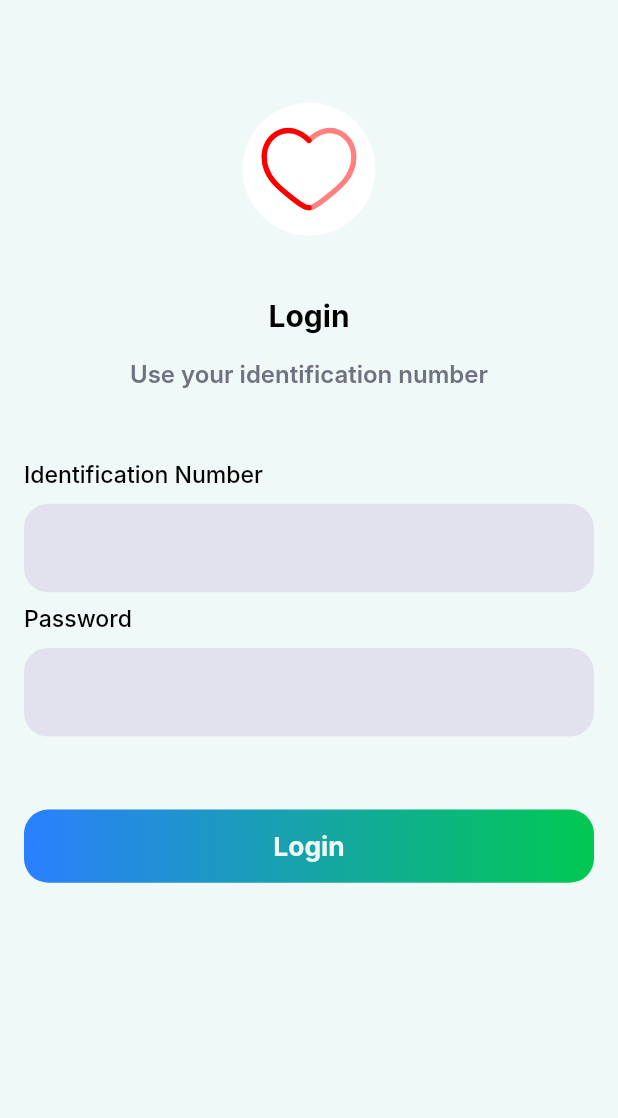
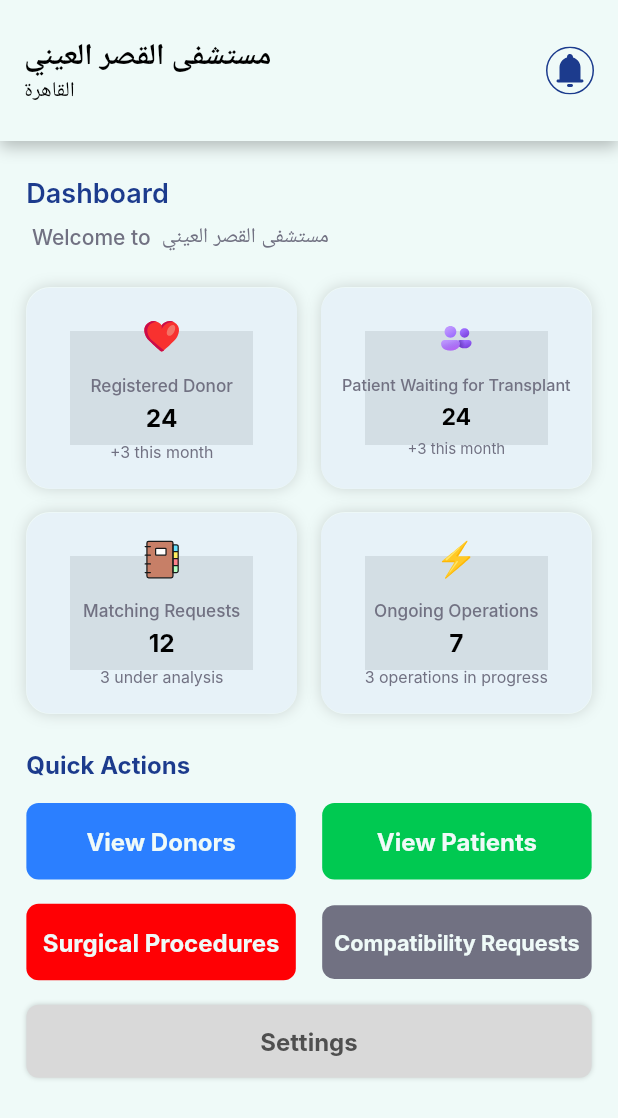
Before and after one commit to MarianAdly21/organ-link, a Flutter app: the screen it shows after launch, on a phone screen of 412 x 824 dp. Shown: the top 1118 px of the screen. Run offline on Flutter 3.47's test engine with Material 3 defaults, Android fonts, the phone set to English and light mode, and no system bars; our stand-ins replace cached_network_image, device_info_plus, dio, dropdown_button2, equatable, flutter_bloc and 10 more; Roboto replaces fonts that are missing (Inter).

Commit message:
done hospital dashboard screen UI

```diff
--- a/lib/app_router.dart
+++ b/lib/app_router.dart
@@ -1,6 +1,6 @@
 import 'package:flutter/material.dart';
-import 'package:organ_link/features/login/screen/login_screen.dart';
-import 'package:organ_link/features/splash/splash_screen.dart';
+import 'package:organ_link/features/shared_screens/login/screen/login_screen.dart';
+import 'package:organ_link/features/shared_screens/splash/splash_screen.dart';
 import 'package:organ_link/features/user_flow/case_follow_up/screen/case_follow_up_screen.dart';
 import 'package:organ_link/features/user_flow/home/screen/home_user_screen.dart';
 import 'package:organ_link/features/user_flow/hospital_information/screen/hospital_information_screen.dart';
--- /dev/null
+++ b/lib/features/hospital_flow/hospital_dashboard/screen/hospital_dashboard_screen.dart
@@ -0,0 +1,349 @@
+import 'package:flutter/material.dart';
+import 'package:flutter_screenutil/flutter_screenutil.dart';
+import 'package:flutter_svg/flutter_svg.dart';
+import 'package:organ_link/_core/extensions/extension_localization.dart';
+import 'package:organ_link/_core/extensions/extension_theme.dart';
+import 'package:organ_link/_core/widgets/base_stateful_screen_widget.dart';
+import 'package:organ_link/features/hospital_flow/widget/app_bar_with_shadow.dart';
+import 'package:organ_link/features/widgets/app_buttons/app_elevated_button.dart';
+import 'package:organ_link/res/app_asset_paths.dart';
+import 'package:organ_link/res/app_colors.dart';
+import 'package:organ_link/utils/locale/app_localization_keys.dart';
+
+class HospitalDashboardScreen extends BaseStatefulScreenWidget {
+  const HospitalDashboardScreen({super.key});
+  static const routeName = "/hospital-dashboard-screen";
+
+  @override
+  BaseScreenState<BaseStatefulScreenWidget> baseScreenCreateState() =>
+      _HospitalDashboardScreenState();
+}
+
+class _HospitalDashboardScreenState
+    extends BaseScreenState<HospitalDashboardScreen> {
+  @override
+  Widget baseScreenBuild(BuildContext context) {
+    return Scaffold(
+      backgroundColor: AppColors.scaffoldBackground,
+      body: _buildBody(),
+    );
+  }
+  ///////////////////////////////////////////////////////////
+  /////////////////// Helper widget ////////////////////////
+  ///////////////////////////////////////////////////////////
+
+  Widget _buildBody() {
+    return SafeArea(
+      child: Column(
+        children: [
+          AppBarWithShadow(child: _appBarBody()),
+          _bodyContent(),
+        ],
+      ),
+    );
+  }
+
+  Widget _bodyContent() {
+    return Padding(
+      padding: EdgeInsets.symmetric(vertical: 24.h, horizontal: 16.w),
+      child: Column(
+        crossAxisAlignment: CrossAxisAlignment.stretch,
+        children: [
+          _welcomeMessage(),
+          _dashboardSection(),
+          _quickActionsSection(),
+        ],
+      ),
+    );
+  }
+
+  Widget _quickActionsSection() {
+    return Column(
+      crossAxisAlignment: CrossAxisAlignment.stretch,
+      children: [
+        Text(
+          context.translate(LocalizationKeys.quickActions),
+          style: context.bodyMedium!.copyWith(color: AppColors.textColor),
+        ),
+        Padding(
+          padding: EdgeInsets.symmetric(vertical: 16.h),
+          child: Row(
+            children: [
+              _quickActionsBtn(
+                onTap: () {},
+                text: LocalizationKeys.viewDonors,
+                backgroundColor: AppColors.seconderColor,
+              ),
+              SizedBox(width: 16.w),
+              _quickActionsBtn(
+                onTap: () {},
+                text: LocalizationKeys.viewPatients,
+                backgroundColor: AppColors.mainColor,
+              ),
+            ],
+          ),
+        ),
+        Row(
+          children: [
+            _quickActionsBtn(
+              onTap: () {},
+              text: LocalizationKeys.operations,
+              backgroundColor: Color(0xffFF0004),
+            ),
+            SizedBox(width: 16.w),
+            _quickActionsBtn(
+              onTap: () {},
+              text: LocalizationKeys.compatibilityRequests,
+              backgroundColor: AppColors.grayText,
+            ),
+          ],
+        ),
+        _settingBtn(),
+      ],
+    );
+  }
+
+  Widget _settingBtn() {
+    return Padding(
+        padding: EdgeInsets.symmetric(vertical: 16.h),
+        child: Container(
+          height: 48.h,
+          //padding: EdgeInsets.symmetric(vertical: 16),
+          decoration: BoxDecoration(
+            color: Color(0xffD9D9D9),
+            borderRadius: BorderRadius.circular(8.r),
+            boxShadow: [
+              BoxShadow(
+                color: Colors.black.withValues(alpha: 0.15),
+                blurRadius: 2,
+              ),
+            ],
+          ),
+          child: Center(
+            child: FittedBox(
+              child: Text(
+                context.translate(LocalizationKeys.settings),
+                style: context.textTheme.bodyMedium!.copyWith(
+                  color: Color(0xff4F4F4F),
+                ),
+              ),
+            ),
+          ),
+        ),
+      );
+  }
+
+  Widget _quickActionsBtn({
+    required String text,
+    Color? textColor,
+    required Color? backgroundColor,
+    required void Function() onTap,
+  }) {
+    return Expanded(
+      child: AppElevatedButton(
+        onPressed: onTap,
+        color: backgroundColor,
+        shape: RoundedRectangleBorder(borderRadius: BorderRadius.circular(8.r)),
+
+        padding: EdgeInsets.symmetric(vertical: 16, horizontal: 8),
+        label: FittedBox(
+          fit: BoxFit.scaleDown,
+          child: Text(
+            context.translate(text),
+            style: context.textTheme.bodyMedium!.copyWith(
+              color: textColor ?? AppColors.hospitalBtnText,
+            ),
+          ),
+        ),
+      ),
+    );
+  }
+
+  Widget _dashboardSection() {
+    return Padding(
+      padding: EdgeInsets.symmetric(vertical: 24.h),
+      child: Column(
+        crossAxisAlignment: CrossAxisAlignment.stretch,
+        children: [
+          Row(
+            children: [
+              Expanded(
+                child: _mainCard(
+                  icon: AppAssetPaths.heartIcon,
+                  title: LocalizationKeys.registeredDonor,
+                  subTitle1: "24",
+                  subTitle2:
+                      "+3${context.translate(LocalizationKeys.thisMonthCount)}",
+                ),
+              ),
+              SizedBox(width: 16),
+              Expanded(
+                child: _mainCard(
+                  icon: AppAssetPaths.peopleIcon,
+                  title: LocalizationKeys.patientWaitingForTransplant,
+                  subTitle1: "24",
+                  subTitle2:
+                      "+3${context.translate(LocalizationKeys.thisMonthCount)}",
+                ),
+              ),
+            ],
+          ),
+          SizedBox(height: 16),
+          Row(
+            children: [
+              Expanded(
+                child: _mainCard(
+                  icon: AppAssetPaths.notesBookIcon,
+                  title: LocalizationKeys.matchingRequests,
+                  subTitle1: "12",
+                  subTitle2:
+                      "3${context.translate(LocalizationKeys.underAnalysisCount)}",
+                ),
+              ),
+              SizedBox(width: 16),
+              Expanded(
+                child: _mainCard(
+                  icon: AppAssetPaths.voltageIcon,
+                  title: LocalizationKeys.ongoingOperations,
+                  subTitle1: "7", //from back
+                  subTitle2:
+                      "3${context.translate(LocalizationKeys.ongoingOperationsCount)}",
+                ),
+              ),
+            ],
+          ),
+        ],
+      ),
+    );
+  }
+
+  Widget _mainCard({
+    required String icon,
+    required String title,
+    required String subTitle1,
+    required String subTitle2,
+    void Function()? onTap,
+  }) {
+    return GestureDetector(
+      onTap: onTap,
+      child: Container(
+        height: 132.h,
+        // width: 164.w,
+        padding: EdgeInsets.symmetric(vertical: 18, horizontal: 14),
+        decoration: BoxDecoration(
+          borderRadius: BorderRadius.circular(16),
+          boxShadow: [
+            BoxShadow(
+              blurStyle: BlurStyle.outer,
+              blurRadius: 8,
+              color: Colors.black.withValues(alpha: 0.15),
+            ),
+          ],
+          color: AppColors.homeCardBG.withValues(alpha: 0.45),
+        ),
+        child: FittedBox(
+          fit: BoxFit.scaleDown,
+          child: Column(
+            mainAxisAlignment: MainAxisAlignment.center,
+            mainAxisSize: MainAxisSize.min,
+            children: [
+              SvgPicture.asset(width: 32.w, height: 32.h, icon),
+              SizedBox(height: 16.h),
+              Text(
+                context.translate(title),
+                style: context.textTheme.labelMedium!.copyWith(
+                  color: AppColors.grayText,
+                  //fontSize: 14.sp,
+                ),
+              ),
+              // SizedBox(height: 4.h),
+              Padding(
+                padding: EdgeInsets.symmetric(vertical: 7.h),
+                child: Text(
+                  textAlign: TextAlign.center,
+                  subTitle1,
+                  style: context.textTheme.bodyLarge!.copyWith(
+                    color: AppColors.blackText,
+                  ),
+                ),
+              ),
+              Text(
+                textAlign: TextAlign.center,
+                subTitle2,
+                style: context.textTheme.labelMedium!.copyWith(
+                  fontWeight: FontWeight.w400,
+                  fontSize: 13,
+                  color: AppColors.grayText,
+                ),
+              ),
+            ],
+          ),
+        ),
+      ),
+    );
+  }
+
+  Widget _welcomeMessage() {
+    return Column(
+      crossAxisAlignment: CrossAxisAlignment.start,
+      children: [
+        Text(
+          context.translate(LocalizationKeys.dashboard),
+          style: context.textTheme.bodyLarge!.copyWith(
+            fontSize: 18,
+            fontWeight: FontWeight.w600,
+          ),
+        ),
+        SizedBox(height: 8.h),
+        Text(
+          " ${context.translate(LocalizationKeys.welcomeMessage)} مستشفى القصر العيني",
+          style: context.textTheme.labelMedium!.copyWith(
+            color: AppColors.grayText,
+          ),
+        ),
+      ],
+    );
+  }
+
+  Widget _appBarBody() {
+    return Row(
+      mainAxisAlignment: MainAxisAlignment.spaceBetween,
+      children: [
+        Expanded(
+          child: Padding(
+            padding: const EdgeInsetsDirectional.only(
+              start: 16,
+              top: 24,
+              bottom: 24,
+            ),
+            child: Column(
+              crossAxisAlignment: CrossAxisAlignment.start,
+              children: [
+                FittedBox(
+                  child: Text(
+                    // maxLines: 1,
+                    // overflow: TextOverflow.visible,
+                    "مستشفى القصر العيني",
+                    style: context.textTheme.bodyLarge!.copyWith(
+                      color: AppColors.blackText,
+                    ),
+                  ),
+                ),
+                Text(
+                  "القاهرة",
+                  style: context.textTheme.labelMedium!.copyWith(
+                    color: AppColors.blackText,
+                  ),
+                ),
+              ],
+            ),
+          ),
+        ),
+        Padding(
+          padding: const EdgeInsetsDirectional.only(end: 16, start: 24),
+          child: SvgPicture.asset(AppAssetPaths.notificationIcon),
+        ),
+      ],
+    );
+  }
+}
--- /dev/null
+++ b/lib/features/hospital_flow/widget/app_bar_with_shadow.dart
@@ -0,0 +1,23 @@
+import 'package:flutter/material.dart';
+import 'package:organ_link/res/app_colors.dart';
+
+class AppBarWithShadow extends StatelessWidget {
+  const AppBarWithShadow({super.key, required this.child});
+final Widget child;
+  @override
+  Widget build(BuildContext context) {
+    return Container(
+      //height: 91.h,
+      decoration: BoxDecoration(
+        color: AppColors.hospitalAppBarBG,
+        boxShadow: [
+          BoxShadow(
+            color: Colors.black.withValues(alpha: 0.25),
+            blurRadius: 8,
+            offset: Offset(0, 4),
+          ),
+        ],
+      ),
+      child:child);
+  }
+}
--- a/lib/features/splash/splash_screen.dart
+++ b/lib/features/shared_screens/splash/splash_screen.dart
@@ -6,8 +6,8 @@ import 'package:flutter_svg/svg.dart';
 import 'package:get_it/get_it.dart';
 import 'package:organ_link/_core/extensions/extension_localization.dart';
 import 'package:organ_link/_core/extensions/extension_theme.dart';
-import 'package:organ_link/features/login/screen/login_screen.dart';
-import 'package:organ_link/features/splash/widgets/wave_dots.dart';
+import 'package:organ_link/features/shared_screens/login/screen/login_screen.dart';
+import 'package:organ_link/features/shared_screens/splash/widgets/wave_dots.dart';
 import 'package:organ_link/preferences/preferences_manager.dart';
 import 'package:organ_link/res/app_asset_paths.dart';
 import 'package:organ_link/res/app_colors.dart';
--- a/lib/main.dart
+++ b/lib/main.dart
@@ -6,7 +6,8 @@ import 'package:flutter_localizations/flutter_localizations.dart';
 import 'package:flutter_screenutil/flutter_screenutil.dart';
 import 'package:organ_link/apis/_base/dio_api_manager.dart';
 import 'package:organ_link/app_router.dart';
-import 'package:organ_link/features/splash/splash_screen.dart';
+import 'package:organ_link/features/hospital_flow/hospital_dashboard/screen/hospital_dashboard_screen.dart';
+import 'package:organ_link/features/shared_screens/splash/splash_screen.dart';
 import 'package:organ_link/preferences/preferences_manager.dart';
 import 'package:get_it/get_it.dart';
 import 'package:organ_link/utils/bloc_observer/app_bloc_observer.dart';
@@ -119,7 +120,7 @@ class _OrganLinkState extends State<OrganLink> {
                       navigatorKey: AppRouter.mainNavigatorKey,
 
                       routes: AppRouter.routes,
-                      home: const SplashScreen(),
+                      home:const HospitalDashboardScreen(),
                     ),
                   );
                 },
--- a/lib/res/app_asset_paths.dart
+++ b/lib/res/app_asset_paths.dart
@@ -23,4 +23,10 @@ class AppAssetPaths {
 
   static const String noNotificationImage = "assets/images/no_notification.svg";
   static const String errorNotificationImage = "assets/images/error.png";
+
+  /// hospital flow
+  static const String heartIcon = "assets/icons/heart_icon.svg";
+  static const String notesBookIcon = "assets/icons/notes_book.svg";
+  static const String peopleIcon = "assets/icons/people_icon.svg";
+  static const String voltageIcon = "assets/icons/voltage_icon.svg";
 }
--- a/lib/res/app_colors.dart
+++ b/lib/res/app_colors.dart
@@ -208,4 +208,8 @@ class AppColors {
   static const backButtonBG = _titanWhite;
   static const backButtonBorder = _fogApprox;
 
+  /// Hospital Dashboard
+  static const hospitalAppBarBG = _aquaSpringApprox;
+  static const hospitalBtnText = _aquaSpringApprox;
+
 }
--- a/lib/utils/locale/app_localization_keys.dart
+++ b/lib/utils/locale/app_localization_keys.dart
@@ -107,6 +107,20 @@ static const confirmLogout="confirm_logout";
   static const retry="retry";
  static const goBack= "go_back";
  static const emptyPageMessage= "empty_page_message";
+ static const registeredDonor="registered_donor";
+ static const patientWaitingForTransplant= "patient_waiting_for_transplant";
+ static const matchingRequests= "matching_requests";
+static const  ongoingOperations= "ongoing_operations";
+static const dashboard=  "dashboard";
+static const  welcomeMessage= "welcome_message";
+static const  ongoingOperationsCount = "ongoing_operations_count";
+static const  thisMonthCount = "this_month_count";
+static const  underAnalysisCount = "under_analysis_count";
+static const quickActions= "quick_actions";
+static const viewDonors=  "view_donors";
+static const  viewPatients="view_patients";
+static const  operations= "operations";
+static const  compatibilityRequests= "compatibility_requests";
 
 
 }
```
Also changed, not shown: locale/ar.json (+18 -1 lines), locale/en.json (+18 -1 lines), assets/icons/heart_icon.svg (added), assets/icons/notes_book.svg (added), assets/icons/people_icon.svg (added), assets/icons/voltage_icon.svg (added), lib/features/shared_screens/login/screen/login_screen.dart (renamed from lib/features/login/screen/login_screen.dart), lib/features/shared_screens/splash/widgets/wave_dots.dart (renamed from lib/features/splash/widgets/wave_dots.dart).
